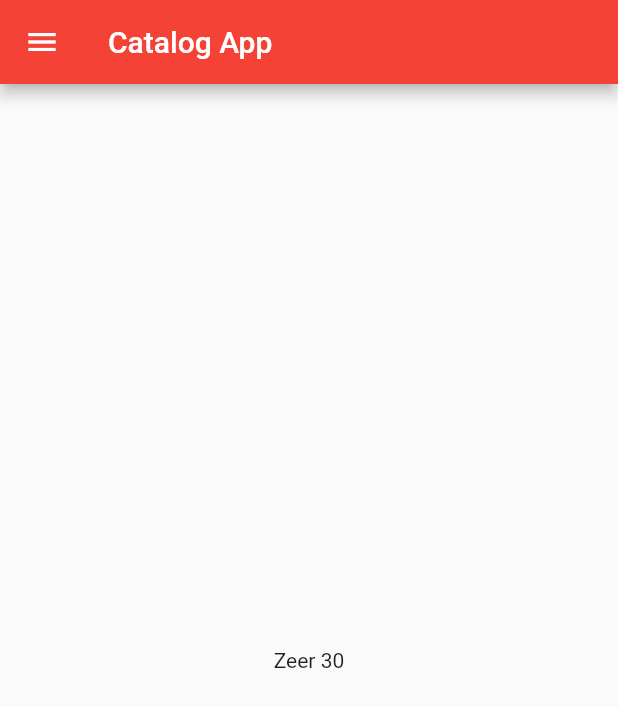
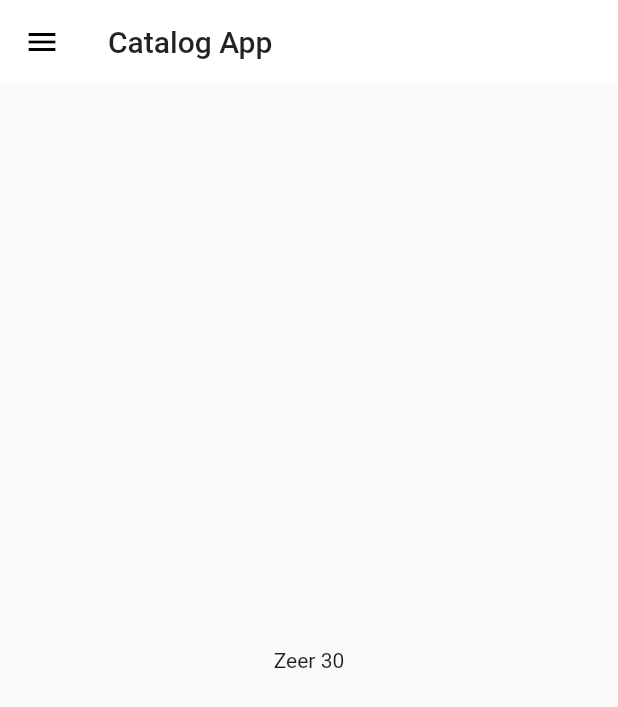
Before and after one commit to zohran/Flutter_course, a Flutter app: the screen it shows after launch, on a phone screen of 412 x 824 dp. Shown: the top 707 px of the screen. Run offline on Flutter 3.47's test engine with Material 2 defaults, Android fonts, the phone set to English and light mode, and no system bars; our stand-ins replace google_fonts.

Commit message:
day9 completed

```diff
--- a/lib/main.dart
+++ b/lib/main.dart
@@ -2,6 +2,7 @@ import 'package:flutter/material.dart';
 import 'package:flutter_application_1/Screens/Login.dart';
 import 'package:flutter_application_1/Screens/home_page.dart';
 import 'package:flutter_application_1/utils/routs.dart';
+import 'package:flutter_application_1/utils/themes.dart';
 import 'package:google_fonts/google_fonts.dart';
 
 void main(List<String> args) {
@@ -17,14 +18,8 @@ class Zohran extends StatelessWidget {
       //home: Homepage(),
       debugShowCheckedModeBanner: false,
       themeMode: ThemeMode.light,
-      theme: ThemeData(
-        primarySwatch: Colors.red,
-      ),
-      darkTheme: ThemeData(
-        brightness: Brightness.dark,
-        fontFamily: GoogleFonts.lato().fontFamily,
-        primaryTextTheme: GoogleFonts.latoTextTheme(),
-      ),
+      theme: MyTheme().lightTheme(context),
+      darkTheme: MyTheme().darkTheme(context),
       initialRoute: MyRouts.homerout,
       routes: {
         //"/": (context) => Homepage(),
--- /dev/null
+++ b/lib/utils/themes.dart
@@ -0,0 +1,22 @@
+import 'package:flutter/material.dart';
+import 'package:google_fonts/google_fonts.dart';
+
+class MyTheme {
+  ThemeData lightTheme(BuildContext context) => ThemeData(
+        primarySwatch: Colors.red,
+        appBarTheme: AppBarTheme(
+          color: Colors.white,
+          elevation: 0.0,
+          iconTheme: IconThemeData(
+            color: Colors.black,
+          ),
+          textTheme: Theme.of(context).textTheme,
+        ),
+      );
+
+  ThemeData darkTheme(BuildContext context) => ThemeData(
+        brightness: Brightness.dark,
+        fontFamily: GoogleFonts.lato().fontFamily,
+        primaryTextTheme: GoogleFonts.latoTextTheme(),
+      );
+}
--- a/lib/widgets/drawer.dart
+++ b/lib/widgets/drawer.dart
@@ -32,6 +32,9 @@ class MyDrawer extends StatelessWidget {
             ),
           ),
           ListTile(
+            onTap: () {
+              print("Laggan");
+            },
             leading: Icon(
               CupertinoIcons.mail,
               color: Colors.black,
```
Also changed, not shown: lib/models/catalog.dart (added, +28 -0 lines).
